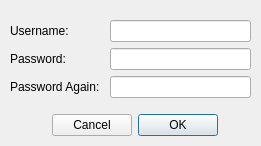
Old version of the form SetLogin.ui in the repository PachowStudios/CS1D-Second-Project.
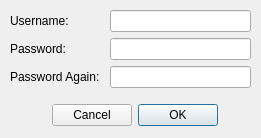
New version of the form.

Patch:
```diff
--- a/SetLogin.ui
+++ b/SetLogin.ui
@@ -10,7 +10,7 @@
     <x>0</x>
     <y>0</y>
     <width>261</width>
-    <height>146</height>
+    <height>138</height>
    </rect>
   </property>
   <property name="sizePolicy">
@@ -35,7 +35,7 @@
    <property name="geometry">
     <rect>
      <x>10</x>
-     <y>20</y>
+     <y>10</y>
      <width>241</width>
      <height>81</height>
     </rect>
@@ -137,7 +137,7 @@
    <property name="geometry">
     <rect>
      <x>20</x>
-     <y>110</y>
+     <y>100</y>
      <width>231</width>
      <height>31</height>
     </rect>
```
